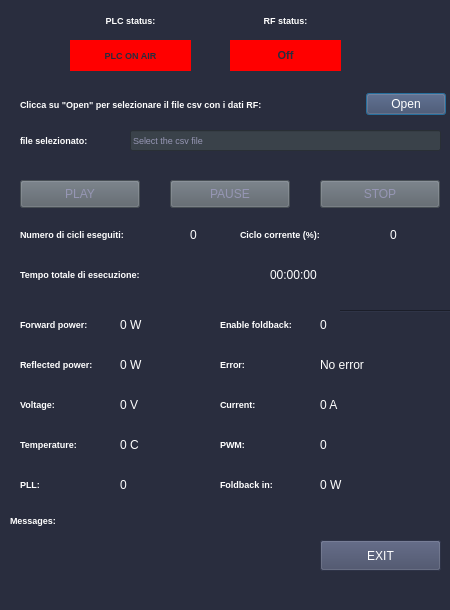
Qt form main_window.ui (rstanzani/seriale_microonde) before a commit.
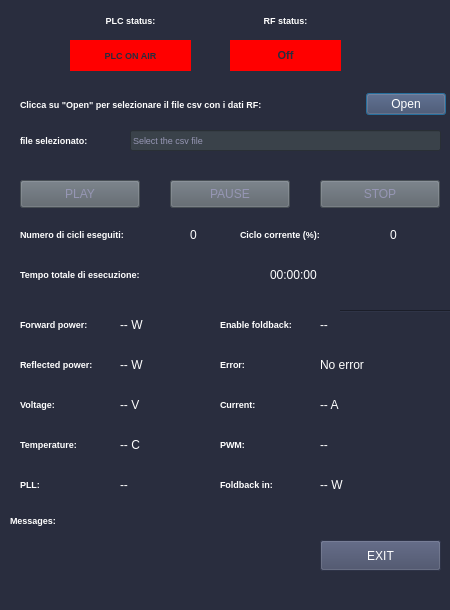
The same form after that commit.

Commit message: Undefined values are now shown as "--"

```diff
--- a/main_window.ui
+++ b/main_window.ui
@@ -380,7 +380,7 @@
      <string notr="true">color: rgb(255, 255, 255);</string>
     </property>
     <property name="text">
-     <string>0 W</string>
+     <string>-- W</string>
     </property>
     <property name="textFormat">
      <enum>Qt::RichText</enum>
@@ -399,7 +399,7 @@
      <string notr="true">color: rgb(255, 255, 255);</string>
     </property>
     <property name="text">
-     <string>0 W</string>
+     <string>-- W</string>
     </property>
     <property name="textFormat">
      <enum>Qt::RichText</enum>
@@ -448,7 +448,7 @@
      <string notr="true">color: rgb(255, 255, 255);</string>
     </property>
     <property name="text">
-     <string>0 C</string>
+     <string>-- C</string>
     </property>
     <property name="textFormat">
      <enum>Qt::RichText</enum>
@@ -467,7 +467,7 @@
      <string notr="true">color: rgb(255, 255, 255);</string>
     </property>
     <property name="text">
-     <string>0 V</string>
+     <string>-- V</string>
     </property>
     <property name="textFormat">
      <enum>Qt::RichText</enum>
@@ -486,7 +486,7 @@
      <string notr="true">color: rgb(255, 255, 255);</string>
     </property>
     <property name="text">
-     <string>0</string>
+     <string>--</string>
     </property>
     <property name="textFormat">
      <enum>Qt::RichText</enum>
@@ -505,7 +505,7 @@
      <string notr="true">color: rgb(255, 255, 255);</string>
     </property>
     <property name="text">
-     <string>0 W</string>
+     <string>-- W</string>
     </property>
     <property name="textFormat">
      <enum>Qt::RichText</enum>
@@ -524,7 +524,7 @@
      <string notr="true">color: rgb(255, 255, 255);</string>
     </property>
     <property name="text">
-     <string>0</string>
+     <string>--</string>
     </property>
     <property name="textFormat">
      <enum>Qt::RichText</enum>
@@ -543,7 +543,7 @@
      <string notr="true">color: rgb(255, 255, 255);</string>
     </property>
     <property name="text">
-     <string>0 A</string>
+     <string>-- A</string>
     </property>
     <property name="textFormat">
      <enum>Qt::RichText</enum>
@@ -581,7 +581,7 @@
      <string notr="true">color: rgb(255, 255, 255);</string>
     </property>
     <property name="text">
-     <string>0</string>
+     <string>--</string>
     </property>
     <property name="textFormat">
      <enum>Qt::RichText</enum>
```
The commit also changes 2 other files.
